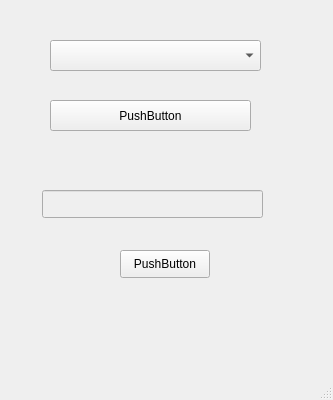
Qt form UIs/transacao.ui (omahteu/botelegram) before a commit.
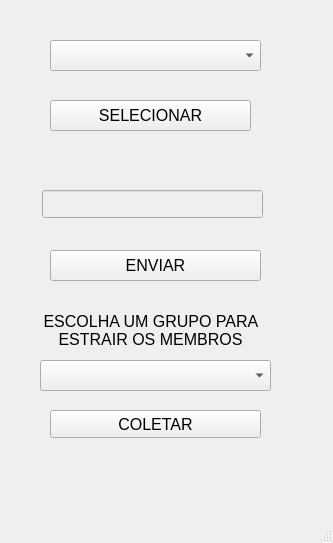
The same form after that commit.

```diff
--- a/UIs/transacao.ui
+++ b/UIs/transacao.ui
@@ -7,7 +7,7 @@
     <x>0</x>
     <y>0</y>
     <width>333</width>
-    <height>400</height>
+    <height>543</height>
    </rect>
   </property>
   <property name="windowTitle">
@@ -33,8 +33,13 @@
       <height>31</height>
      </rect>
     </property>
+    <property name="font">
+     <font>
+      <pointsize>12</pointsize>
+     </font>
+    </property>
     <property name="text">
-     <string>PushButton</string>
+     <string>SELECIONAR</string>
     </property>
    </widget>
    <widget class="QLineEdit" name="lineEdit">
@@ -53,14 +58,71 @@
    <widget class="QPushButton" name="pushButton">
     <property name="geometry">
      <rect>
-      <x>120</x>
+      <x>50</x>
       <y>250</y>
-      <width>90</width>
+      <width>211</width>
+      <height>31</height>
+     </rect>
+    </property>
+    <property name="font">
+     <font>
+      <pointsize>12</pointsize>
+     </font>
+    </property>
+    <property name="text">
+     <string>ENVIAR</string>
+    </property>
+   </widget>
+   <widget class="QComboBox" name="grupoBox">
+    <property name="geometry">
+     <rect>
+      <x>40</x>
+      <y>360</y>
+      <width>231</width>
+      <height>31</height>
+     </rect>
+    </property>
+   </widget>
+   <widget class="QPushButton" name="pushButton_2">
+    <property name="geometry">
+     <rect>
+      <x>50</x>
+      <y>410</y>
+      <width>211</width>
       <height>28</height>
      </rect>
     </property>
+    <property name="font">
+     <font>
+      <pointsize>12</pointsize>
+     </font>
+    </property>
     <property name="text">
-     <string>PushButton</string>
+     <string>COLETAR</string>
+    </property>
+   </widget>
+   <widget class="QLabel" name="label">
+    <property name="geometry">
+     <rect>
+      <x>40</x>
+      <y>310</y>
+      <width>221</width>
+      <height>41</height>
+     </rect>
+    </property>
+    <property name="font">
+     <font>
+      <pointsize>12</pointsize>
+     </font>
+    </property>
+    <property name="text">
+     <string>ESCOLHA UM GRUPO PARA ESTRAIR OS MEMBROS</string>
+    </property>
+    <property name="alignment">
+     <set>Qt::AlignCenter</set>
+    </property>
+    <property name="wordWrap">
+     <bool>true</bool>
     </property>
    </widget>
   </widget>
```
